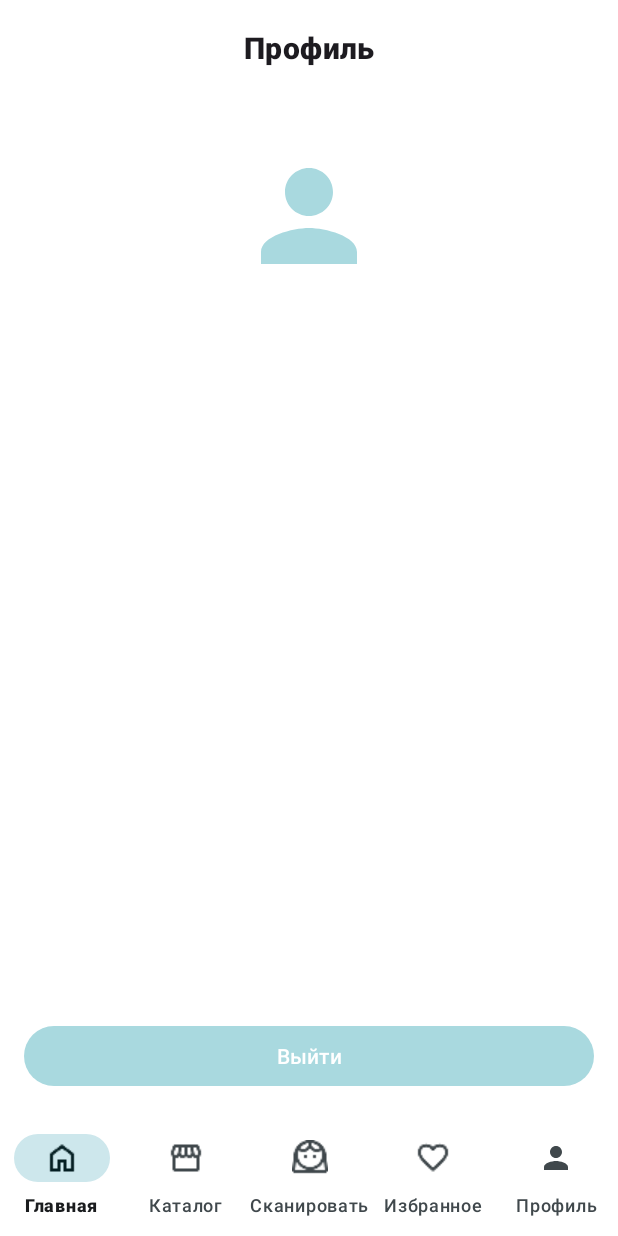
After one commit to eugenialeks/MobileDevelopment-2.0, an Android app: the fragment ProfileFragment placed in its activity, on a phone screen of 412 x 824 dp. The commit adds this screen. Run offline under Robolectric (Android 15) with nearby library versions, the phone set to English and light mode, and no system bars; our stand-ins replace Firebase (no records; nobody signed in at launch, a user with empty details on screens opened directly); network calls fail; pictures from the network do not load.

Commit message:
Lesson14

```diff
--- a/SkinCare/app/src/main/java/ru/mirea/golysheva/skincare/presentation/LoginActivity.java
+++ b/SkinCare/app/src/main/java/ru/mirea/golysheva/skincare/presentation/LoginActivity.java
@@ -33,6 +33,7 @@ public class LoginActivity extends AppCompatActivity {
     private LoginUser loginUC;
     private RegisterUser registerUC;
     private LoginAsGuest guestUC;
+    private AuthRepository repo;
 
     private TextInputLayout tilEmail, tilPassword;
     private TextInputEditText etEmail, etPassword;
@@ -41,10 +42,16 @@ public class LoginActivity extends AppCompatActivity {
 
     @Override protected void onCreate(Bundle savedInstanceState) {
         super.onCreate(savedInstanceState);
+
+        repo = new AuthRepositoryImpl(new ClientPrefs(this));
+
+        if (repo.isLoggedIn()) {
+            goHome();
+            return;
+        }
+
         setContentView(R.layout.activity_login);
 
-        // DI
-        AuthRepository repo = new AuthRepositoryImpl(new ClientPrefs(this));
         loginUC    = new LoginUser(repo);
         registerUC = new RegisterUser(repo);
         guestUC    = new LoginAsGuest(repo);
@@ -63,6 +70,7 @@ public class LoginActivity extends AppCompatActivity {
         setupRegisterLink();
     }
 
+    // ... (остальной код класса без изменений)
     private void setupRegisterLink() {
         String prefix = getString(R.string.register_prompt_prefix);
         String action = getString(R.string.register_prompt_action);
--- a/SkinCare/app/src/main/java/ru/mirea/golysheva/skincare/presentation/MainActivity.java
+++ b/SkinCare/app/src/main/java/ru/mirea/golysheva/skincare/presentation/MainActivity.java
@@ -14,14 +14,25 @@ public class MainActivity extends AppCompatActivity {
 
         BottomNavigationView bar = findViewById(R.id.bottomBar);
         bar.setOnItemSelectedListener(item -> {
-            Fragment f;
+            Fragment f = null;
             int id = item.getItemId();
-            if (id == R.id.nav_home)    f = new HomeFragment();
-            else if (id == R.id.nav_catalog) f = new CatalogFragment();
-            else if (id == R.id.nav_scan)    f = new ScanFragment();
-            else                             f = new FavoritesFragment();
-            getSupportFragmentManager().beginTransaction()
-                    .replace(R.id.container, f).commit();
+
+            if (id == R.id.nav_home) {
+                f = new HomeFragment();
+            } else if (id == R.id.nav_catalog) {
+                f = new CatalogFragment();
+            } else if (id == R.id.nav_scan) {
+                f = new ScanFragment();
+            } else if (id == R.id.nav_fav) {
+                f = new FavoritesFragment();
+            } else if (id == R.id.nav_profile) {
+                f = new ProfileFragment();
+            }
+
+            if (f != null) {
+                getSupportFragmentManager().beginTransaction()
+                        .replace(R.id.container, f).commit();
+            }
             return true;
         });
 
--- /dev/null
+++ b/SkinCare/app/src/main/java/ru/mirea/golysheva/skincare/presentation/ProfileFragment.java
@@ -0,0 +1,59 @@
+package ru.mirea.golysheva.skincare.presentation;
+
+import android.content.Intent;
+import android.os.Bundle;
+import android.view.View;
+import android.widget.TextView;
+import androidx.annotation.NonNull;
+import androidx.annotation.Nullable;
+import androidx.fragment.app.Fragment;
+import androidx.lifecycle.ViewModelProvider;
+import com.google.android.material.button.MaterialButton;
+import ru.mirea.golysheva.skincare.R;
+import ru.mirea.golysheva.skincare.presentation.profile.ProfileViewModel;
+import ru.mirea.golysheva.skincare.presentation.profile.ProfileVmFactory;
+
+public class ProfileFragment extends Fragment {
+
+    private ProfileViewModel viewModel;
+
+    public ProfileFragment() {
+        super(R.layout.fragment_profile);
+    }
+
+    @Override
+    public void onViewCreated(@NonNull View view, @Nullable Bundle savedInstanceState) {
+        super.onViewCreated(view, savedInstanceState);
+
+        viewModel = new ViewModelProvider(this, new ProfileVmFactory(requireContext()))
+                .get(ProfileViewModel.class);
+
+        TextView tvUserName = view.findViewById(R.id.tvUserName);
+        TextView tvUserEmail = view.findViewById(R.id.tvUserEmail);
+        MaterialButton btnLogout = view.findViewById(R.id.btnLogout);
+
+        viewModel.user.observe(getViewLifecycleOwner(), user -> {
+            if (user != null) {
+                tvUserName.setText(user.getName());
+                tvUserEmail.setText(user.getEmail());
+            }
+        });
+
+        viewModel.logoutEvent.observe(getViewLifecycleOwner(), hasLoggedOut -> {
+            if (hasLoggedOut) {
+                Intent intent = new Intent(requireContext(), LoginActivity.class);
+                intent.addFlags(Intent.FLAG_ACTIVITY_CLEAR_TOP
+                        | Intent.FLAG_ACTIVITY_NEW_TASK
+                        | Intent.FLAG_ACTIVITY_CLEAR_TASK);
+                startActivity(intent);
+                requireActivity().finish();
+
+                viewModel.onLogoutEventHandled();
+            }
+        });
+
+        btnLogout.setOnClickListener(v -> viewModel.logout());
+
+        viewModel.loadUserData();
+    }
+}
--- /dev/null
+++ b/SkinCare/app/src/main/java/ru/mirea/golysheva/skincare/presentation/profile/ProfileViewModel.java
@@ -0,0 +1,43 @@
+package ru.mirea.golysheva.skincare.presentation.profile;
+
+import androidx.lifecycle.LiveData;
+import androidx.lifecycle.MutableLiveData;
+import androidx.lifecycle.ViewModel;
+
+import ru.mirea.golysheva.domain.models.User;
+import ru.mirea.golysheva.domain.repository.AuthRepository;
+import ru.mirea.golysheva.domain.usecases.auth.LogoutUser;
+import ru.mirea.golysheva.domain.usecases.CurrentUser;
+
+public class ProfileViewModel extends ViewModel {
+
+    private final AuthRepository authRepository;
+    private final LogoutUser logoutUser;
+    private final CurrentUser currentUser;
+
+    private final MutableLiveData<User> _user = new MutableLiveData<>();
+    public final LiveData<User> user = _user;
+
+    private final MutableLiveData<Boolean> _logoutEvent = new MutableLiveData<>(false);
+    public final LiveData<Boolean> logoutEvent = _logoutEvent;
+
+    public ProfileViewModel(AuthRepository authRepository) {
+        this.authRepository = authRepository;
+        this.logoutUser = new LogoutUser(authRepository);
+        this.currentUser = new CurrentUser(authRepository);
+    }
+
+    public void loadUserData() {
+        User user = currentUser.execute();
+        _user.setValue(user);
+    }
+
+    public void logout() {
+        logoutUser.execute();
+        _logoutEvent.setValue(true);
+    }
+
+    public void onLogoutEventHandled() {
+        _logoutEvent.setValue(false);
+    }
+}
--- /dev/null
+++ b/SkinCare/app/src/main/java/ru/mirea/golysheva/skincare/presentation/profile/ProfileVmFactory.java
@@ -0,0 +1,30 @@
+package ru.mirea.golysheva.skincare.presentation.profile;
+
+import android.content.Context;
+import androidx.annotation.NonNull;
+import androidx.lifecycle.ViewModel;
+import androidx.lifecycle.ViewModelProvider;
+
+import ru.mirea.golysheva.data.repository.AuthRepositoryImpl;
+import ru.mirea.golysheva.data.storage.sharedprefs.ClientPrefs;
+import ru.mirea.golysheva.domain.repository.AuthRepository;
+
+public class ProfileVmFactory implements ViewModelProvider.Factory {
+
+    private final Context context;
+
+    public ProfileVmFactory(Context context) {
+        this.context = context.getApplicationContext();
+    }
+
+    @NonNull
+    @Override
+    @SuppressWarnings("unchecked")
+    public <T extends ViewModel> T create(@NonNull Class<T> modelClass) {
+        if (modelClass.isAssignableFrom(ProfileViewModel.class)) {
+            AuthRepository repo = new AuthRepositoryImpl(new ClientPrefs(context));
+            return (T) new ProfileViewModel(repo);
+        }
+        throw new IllegalArgumentException("Unknown ViewModel class");
+    }
+}
--- /dev/null
+++ b/SkinCare/app/src/main/res/drawable/ic_profile.xml
@@ -0,0 +1,5 @@
+<vector xmlns:android="http://schemas.android.com/apk/res/android" android:height="24dp" android:tint="#000000" android:viewportHeight="24" android:viewportWidth="24" android:width="24dp">
+
+    <path android:fillColor="@android:color/white" android:pathData="M12,12c2.21,0 4,-1.79 4,-4s-1.79,-4 -4,-4 -4,1.79 -4,4 1.79,4 4,4zM12,14c-2.67,0 -8,1.34 -8,4v2h16v-2c0,-2.66 -5.33,-4 -8,-4z"/>
+
+</vector>
--- /dev/null
+++ b/SkinCare/app/src/main/res/layout/fragment_profile.xml
@@ -0,0 +1,74 @@
+<?xml version="1.0" encoding="utf-8"?>
+<androidx.constraintlayout.widget.ConstraintLayout xmlns:android="http://schemas.android.com/apk/res/android"
+    xmlns:app="http://schemas.android.com/apk/res-auto"
+    xmlns:tools="http://schemas.android.com/tools"
+    android:layout_width="match_parent"
+    android:layout_height="match_parent"
+    tools:context=".presentation.ProfileFragment">
+
+    <com.google.android.material.appbar.MaterialToolbar
+        android:id="@+id/toolbar"
+        android:layout_width="0dp"
+        android:layout_height="wrap_content"
+        app:layout_constraintTop_toTopOf="parent"
+        app:layout_constraintStart_toStartOf="parent"
+        app:layout_constraintEnd_toEndOf="parent"
+        app:title="">
+
+        <TextView
+            android:layout_width="wrap_content"
+            android:layout_height="wrap_content"
+            android:text="Профиль"
+            android:layout_gravity="center"
+            android:textStyle="bold"
+            android:textAppearance="@style/TextAppearance.MaterialComponents.Headline6" />
+
+    </com.google.android.material.appbar.MaterialToolbar>
+
+    <ImageView
+        android:id="@+id/ivProfileIcon"
+        android:layout_width="96dp"
+        android:layout_height="96dp"
+        android:layout_marginTop="32dp"
+        android:src="@drawable/ic_profile"
+        app:tint="?attr/colorPrimary"
+        app:layout_constraintTop_toBottomOf="@id/toolbar"
+        app:layout_constraintStart_toStartOf="parent"
+        app:layout_constraintEnd_toEndOf="parent" />
+
+    <TextView
+        android:id="@+id/tvUserName"
+        android:layout_width="wrap_content"
+        android:layout_height="wrap_content"
+        android:layout_marginTop="16dp"
+        android:textAppearance="?attr/textAppearanceHeadline6"
+        app:layout_constraintTop_toBottomOf="@id/ivProfileIcon"
+        app:layout_constraintStart_toStartOf="parent"
+        app:layout_constraintEnd_toEndOf="parent"
+        tools:text="Guest User" />
+
+    <TextView
+        android:id="@+id/tvUserEmail"
+        android:layout_width="wrap_content"
+        android:layout_height="wrap_content"
+        android:layout_marginTop="8dp"
+        android:textAppearance="?attr/textAppearanceBody2"
+        app:layout_constraintTop_toBottomOf="@id/tvUserName"
+        app:layout_constraintStart_toStartOf="parent"
+        app:layout_constraintEnd_toEndOf="parent"
+        tools:text="guest@skincare" />
+
+    <com.google.android.material.button.MaterialButton
+        android:id="@+id/btnLogout"
+        android:layout_width="0dp"
+        android:layout_height="wrap_content"
+        android:layout_marginStart="16dp"
+        android:layout_marginEnd="16dp"
+        android:layout_marginBottom="96dp"
+        android:text="Выйти"
+        app:layout_constraintBottom_toBottomOf="parent"
+        app:layout_constraintEnd_toEndOf="parent"
+        app:layout_constraintHorizontal_bias="1.0"
+        app:layout_constraintStart_toStartOf="parent" />
+
+</androidx.constraintlayout.widget.ConstraintLayout>
--- a/SkinCare/app/src/main/res/menu/menu_bottom.xml
+++ b/SkinCare/app/src/main/res/menu/menu_bottom.xml
@@ -3,4 +3,5 @@
     <item android:id="@+id/nav_catalog"  android:icon="@drawable/store"    android:title="Каталог"/>
     <item android:id="@+id/nav_scan"     android:icon="@drawable/face_3"     android:title="Сканировать"/>
     <item android:id="@+id/nav_fav"      android:icon="@drawable/favorite"      android:title="Избранное"/>
+    <item android:id="@+id/nav_profile" android:icon="@drawable/ic_profile" android:title="Профиль"/>
 </menu>
```
Also changed, not shown: 2 other files.
